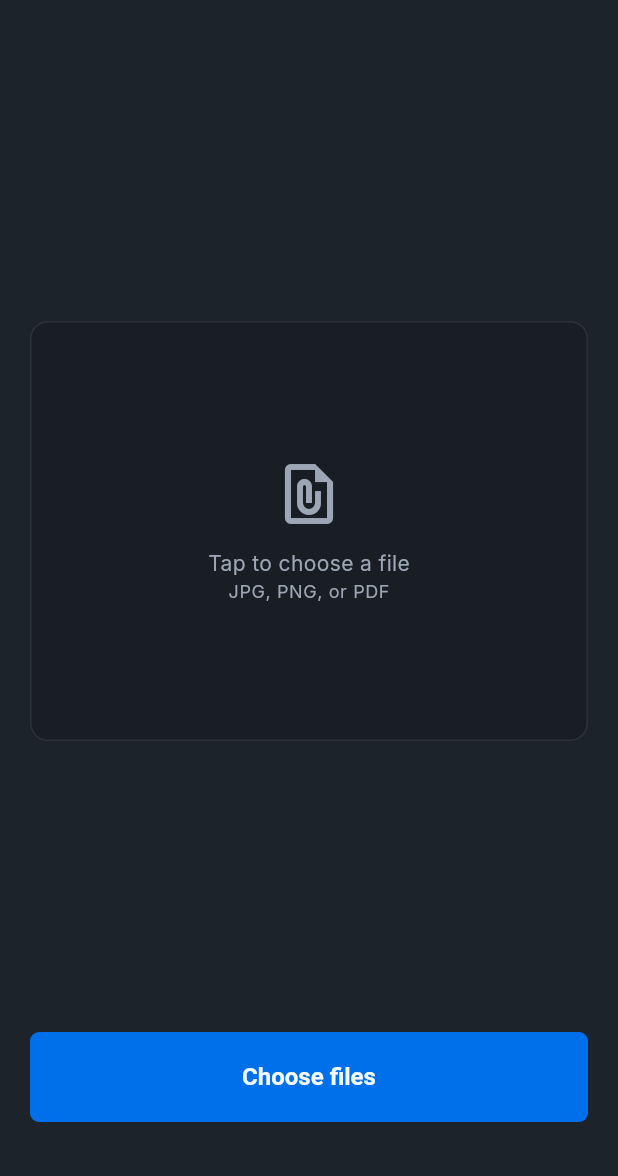
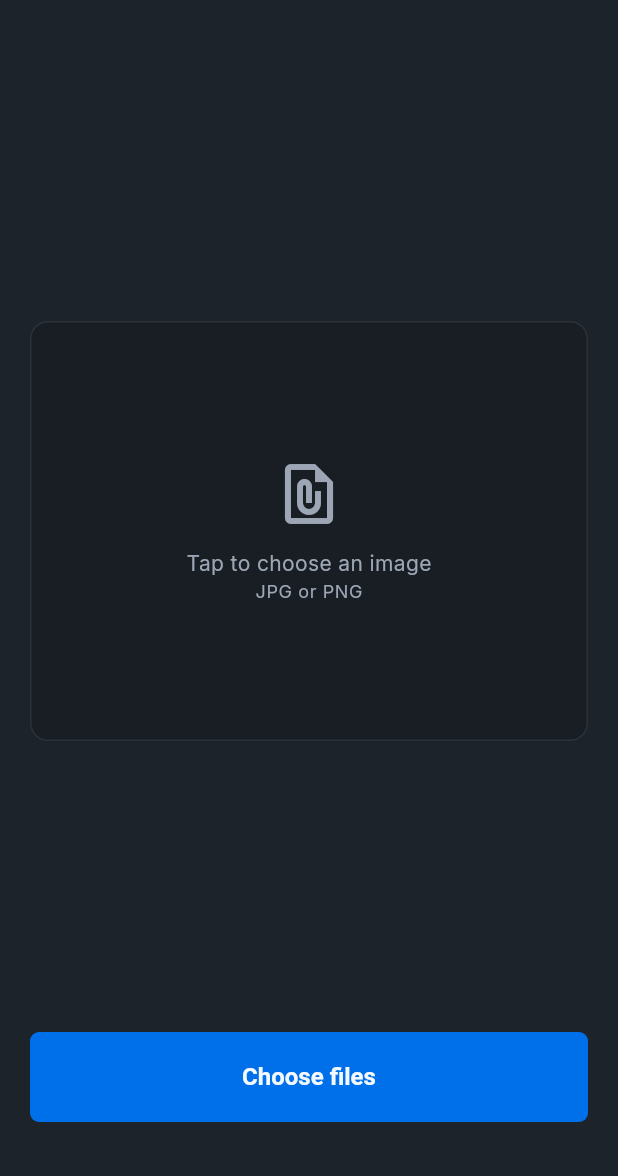
Before and after one commit to vivekarya2026/billing-project, a Flutter app: the BillCaptureScreen screen opened by its route, after a tap on "Choose files", on a phone screen of 412 x 824 dp, the part 60-1236 px from its top. Run offline on Flutter 3.47's test engine with Material 3 defaults, Android fonts, the phone set to English and light mode, and no system bars; our stand-ins replace fl_chart, flutter_dotenv, go_router, image_picker, shared_preferences, supabase_flutter; accounts and stored records are empty.

Commit message:
fix(add-bill): offline-safe detail (no AI hang), web image preview via bytes, robust picker + accurate copy, resilient amount parse
Co-authored-by: Cursor <cursoragent@cursor.com>

```diff
--- a/frontend/lib/features/bill_capture/add_bill_screen.dart
+++ b/frontend/lib/features/bill_capture/add_bill_screen.dart
@@ -50,7 +50,7 @@ class AddBillScreen extends StatelessWidget {
               _ChoiceCard(
                 icon: Icons.add_a_photo_outlined,
                 title: 'Scan or upload',
-                subtitle: 'Take a photo or pick a file. We read the numbers.',
+                subtitle: 'Take a photo or pick an image. We read the numbers.',
                 onTap: () => context.push('/capture?mode=files'),
               ),
               const SizedBox(height: AppTokens.space4),
--- a/frontend/lib/features/bill_capture/bill_capture_screen.dart
+++ b/frontend/lib/features/bill_capture/bill_capture_screen.dart
@@ -13,7 +13,7 @@
 //   8. Navigate to /bill/:id  (Peak-End: end on the answer)
 
 import 'package:flutter/material.dart';
-import 'package:flutter/foundation.dart' show kIsWeb;
+import 'package:flutter/foundation.dart' show kIsWeb, Uint8List;
 import 'package:go_router/go_router.dart';
 import 'package:image_picker/image_picker.dart';
 import 'package:provider/provider.dart';
@@ -61,8 +61,11 @@ class _BillCaptureScreenState extends State<BillCaptureScreen> {
       if (file != null) {
         setState(() { _pickedFile = file; _error = null; });
       }
+      // If file == null the user simply cancelled the picker — no error.
     } catch (e) {
-      setState(() => _error = 'Could not open file. Please try again.');
+      setState(() =>
+          _error = 'Could not open the picker on this device. '
+              'Try "Enter manually" instead.');
     }
   }
 
@@ -265,7 +268,10 @@ class _BillCaptureScreenState extends State<BillCaptureScreen> {
               if (_status != null)
                 Text(_status!, style: text.bodyMedium),
               if (_error != null)
-                Text(_error!, style: text.bodyMedium),
+                Text(
+                  _error!,
+                  style: text.bodyMedium?.copyWith(color: colours.error),
+                ),
 
               const Spacer(),
 
@@ -301,14 +307,28 @@ class _BillCaptureScreenState extends State<BillCaptureScreen> {
   }
 
   Widget _buildPreview(ColorScheme colours) {
+    // Use in-memory bytes so the preview works on every platform (web blob
+    // URLs are unreliable with Image.network).
     return ClipRRect(
       borderRadius: BorderRadius.circular(AppTokens.radiusLg),
-      child: Image.network(
-        _pickedFile!.path,
-        fit: BoxFit.cover,
-        errorBuilder: (_, __, ___) => Center(
-          child: Icon(Icons.image, size: 64, color: colours.onSurfaceVariant),
-        ),
+      child: FutureBuilder<Uint8List>(
+        future: _pickedFile!.readAsBytes(),
+        builder: (context, snap) {
+          if (!snap.hasData) {
+            return Center(
+              child: CircularProgressIndicator(color: colours.primary),
+            );
+          }
+          return Image.memory(
+            snap.data!,
+            fit: BoxFit.cover,
+            width: double.infinity,
+            errorBuilder: (_, __, ___) => Center(
+              child: Icon(Icons.image,
+                  size: 64, color: colours.onSurfaceVariant),
+            ),
+          );
+        },
       ),
     );
   }
@@ -327,10 +347,10 @@ class _BillCaptureScreenState extends State<BillCaptureScreen> {
           ),
           const SizedBox(height: AppTokens.space3),
           Text(
-            widget.mode == 'camera' ? 'Tap to take a photo' : 'Tap to choose a file',
+            widget.mode == 'camera' ? 'Tap to take a photo' : 'Tap to choose an image',
             style: text.bodyMedium,
           ),
-          Text('JPG, PNG, or PDF', style: text.bodySmall),
+          Text('JPG or PNG', style: text.bodySmall),
         ],
       ),
     );
--- a/frontend/lib/features/bill_capture/manual_bill_screen.dart
+++ b/frontend/lib/features/bill_capture/manual_bill_screen.dart
@@ -114,7 +114,8 @@ class _ManualBillScreenState extends State<ManualBillScreen> {
       }
 
       final name   = _name.text.trim();
-      final amount = double.parse(_amount.text.trim());
+      final amount = double.parse(
+          _amount.text.trim().replaceAll(RegExp(r'[^0-9.]'), ''));
       // Derive a service type from the auto-detected category keyword so the
       // bill card shows a matching icon later.
       final serviceType = _serviceTypeFor(name);
--- a/frontend/lib/features/bill_detail/bill_detail_screen.dart
+++ b/frontend/lib/features/bill_detail/bill_detail_screen.dart
@@ -57,6 +57,10 @@ class _BillDetailScreenState extends State<BillDetailScreen> {
   // Fetch /analyse drivers lazily when register is explained or full
   Future<List<SpendDriver>> _fetchDrivers(BillDetail bill) async {
     if (bill.amountDue == null) return [];
+    // Offline/demo mode has no AI service — never hit the network (it would
+    // block on a long timeout trying to reach localhost:8000). Return empty.
+    final repo = context.read<BillRepository>();
+    if (repo is FakeBillRepository) return [];
     try {
       final currentMap = _billToMap(bill);
       final result = await AiServiceClient.instance.analyse(
```
Also changed, not shown: 2 other files.
